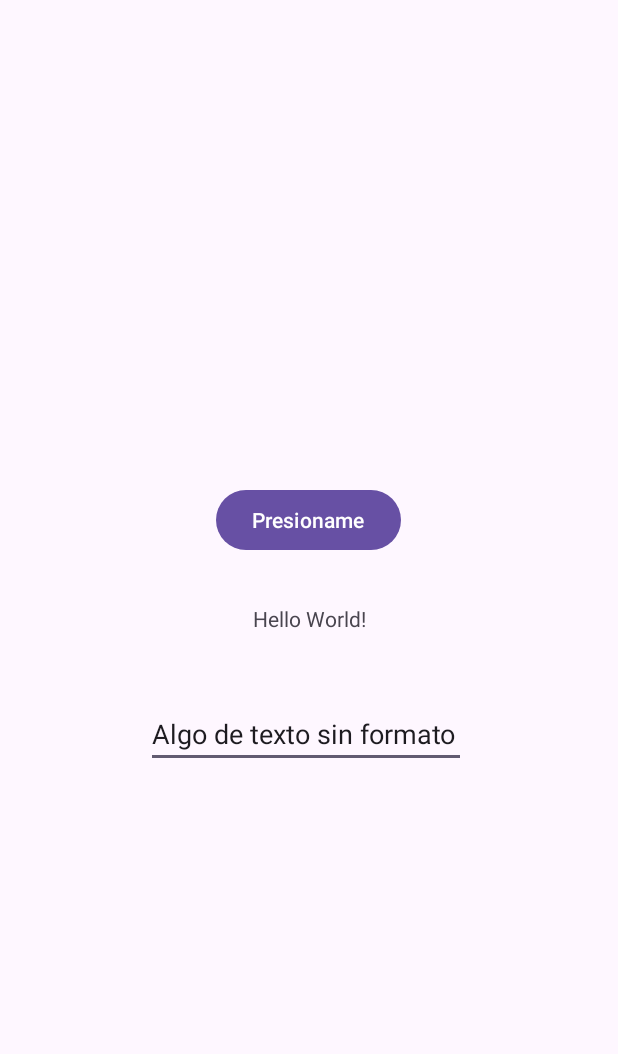
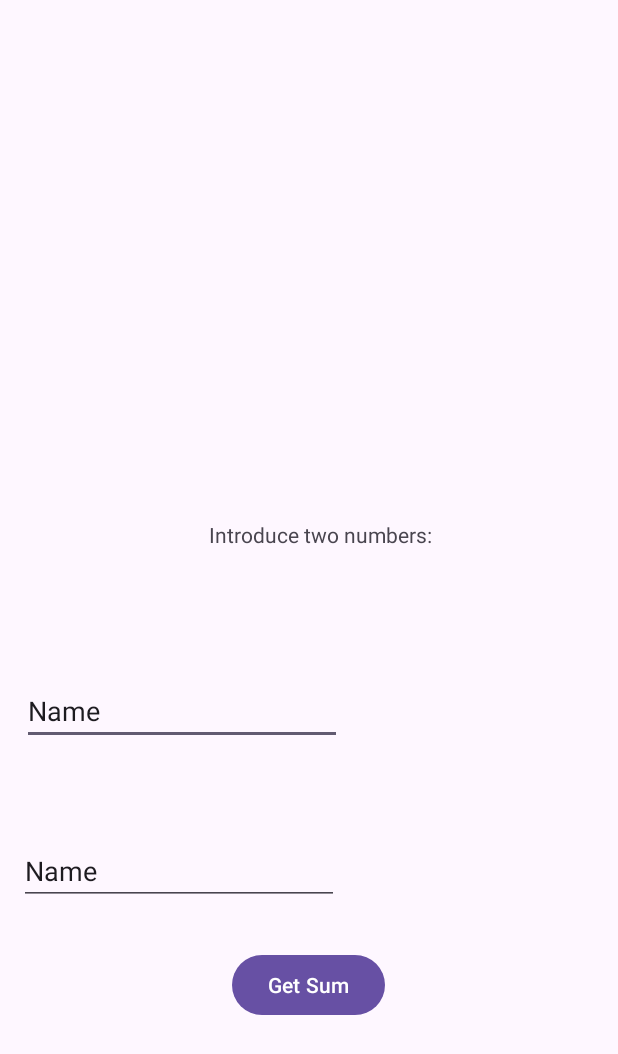
Before and after one commit to LarisaPantelimon/Pantelimon_Larisa_ActivitateDMC2025, an Android app: the screen it shows after launch (MainActivity), on a phone screen of 412 x 824 dp. Shown: the top 1054 px of the screen. Run offline under Robolectric (Android 15) with nearby library versions, the phone set to English and light mode, and no system bars.

Commit message:
Lab3 extra

```diff
--- a/Lab1/app/src/main/java/com/example/myapplication/MainActivity.java
+++ b/Lab1/app/src/main/java/com/example/myapplication/MainActivity.java
@@ -2,6 +2,7 @@ package com.example.myapplication;
 
 import android.os.Bundle;
 import android.view.View;
+import android.widget.EditText;
 import android.widget.TextView;
 
 import androidx.activity.EdgeToEdge;
@@ -11,11 +12,26 @@ import androidx.core.view.ViewCompat;
 import androidx.core.view.WindowInsetsCompat;
 
 public class MainActivity extends AppCompatActivity {
-    public void buttonClick(View v)
-    {
-        TextView tv = (TextView)findViewById(R.id.textView);
-        tv.setText(getString(R.string.NewText));
+    public void buttonClick(View v) {
+        EditText tv1 = (EditText) findViewById(R.id.editTextText2);
+        EditText tv2 = (EditText) findViewById(R.id.editTextText3);
+        TextView tv = (TextView) findViewById(R.id.textView2);
+
+        try {
+            String sTextFromET = tv1.getText().toString();
+            int nIntFromET = Integer.parseInt(sTextFromET);
+
+            String sTextFromET2 = tv2.getText().toString();
+            int nIntFromET2 = Integer.parseInt(sTextFromET2);
+
+            int suma = nIntFromET + nIntFromET2;
+
+            tv.setText(String.valueOf(suma));
+        } catch (NumberFormatException e) {
+            tv.setText();
+        }
     }
+
     @Override
     protected void onCreate(Bundle savedInstanceState) {
         super.onCreate(savedInstanceState);
--- a/Lab1/app/src/main/res/layout/activity_main.xml
+++ b/Lab1/app/src/main/res/layout/activity_main.xml
@@ -8,44 +8,79 @@
     tools:context=".MainActivity">
 
     <TextView
-        android:id="@+id/textView"
+        android:id="@+id/textView2"
         android:layout_width="wrap_content"
         android:layout_height="wrap_content"
-        android:text="Hello World!"
+        android:layout_marginStart="139dp"
+        android:layout_marginTop="300dp"
+        android:layout_marginEnd="124dp"
+        android:layout_marginBottom="412dp"
+        android:text="@string/app_name"
         app:layout_constraintBottom_toBottomOf="parent"
         app:layout_constraintEnd_toEndOf="parent"
         app:layout_constraintStart_toStartOf="parent"
         app:layout_constraintTop_toTopOf="parent" />
 
+    <EditText
+        android:id="@+id/editTextText2"
+        android:layout_width="wrap_content"
+        android:layout_height="wrap_content"
+        android:layout_marginStart="16dp"
+        android:layout_marginTop="51dp"
+        android:layout_marginEnd="186dp"
+        android:layout_marginBottom="18dp"
+        android:ems="10"
+        android:inputType="text"
+        android:text="Name"
+        app:layout_constraintBottom_toTopOf="@+id/editTextText3"
+        app:layout_constraintEnd_toEndOf="parent"
+        app:layout_constraintStart_toStartOf="parent"
+        app:layout_constraintTop_toBottomOf="@+id/textView2" />
+
+    <EditText
+        android:id="@+id/editTextText3"
+        android:layout_width="wrap_content"
+        android:layout_height="wrap_content"
+        android:layout_marginStart="15dp"
+        android:layout_marginTop="9dp"
+        android:layout_marginEnd="186dp"
+        android:layout_marginBottom="56dp"
+        android:ems="10"
+        android:inputType="text"
+        android:text="Name"
+        app:layout_constraintBottom_toTopOf="@+id/textView3"
+        app:layout_constraintEnd_toEndOf="parent"
+        app:layout_constraintHorizontal_bias="1.0"
+        app:layout_constraintStart_toStartOf="parent"
+        app:layout_constraintTop_toBottomOf="@+id/editTextText2" />
+
+    <TextView
+        android:id="@+id/textView3"
+        android:layout_width="4dp"
+        android:layout_height="12dp"
+        android:layout_marginStart="19dp"
+        android:layout_marginTop="17dp"
+        android:layout_marginEnd="334dp"
+        android:layout_marginBottom="68dp"
+        android:textAppearance="@style/TextAppearance.AppCompat.Display3"
+        app:layout_constraintBottom_toBottomOf="parent"
+        app:layout_constraintEnd_toEndOf="parent"
+        app:layout_constraintHorizontal_bias="0.0"
+        app:layout_constraintStart_toStartOf="parent"
+        app:layout_constraintTop_toBottomOf="@+id/editTextText3" />
+
     <Button
-        android:id="@+id/button"
+        android:id="@+id/button2"
         android:layout_width="wrap_content"
         android:layout_height="wrap_content"
         android:layout_marginStart="160dp"
-        android:layout_marginTop="299dp"
+        android:layout_marginTop="20dp"
         android:layout_marginEnd="161dp"
-        android:layout_marginBottom="9dp"
+        android:layout_marginBottom="134dp"
         android:onClick="buttonClick"
         android:text="@string/button_text"
-        app:layout_constraintBottom_toTopOf="@+id/textView"
-        app:layout_constraintEnd_toEndOf="parent"
-        app:layout_constraintStart_toStartOf="parent"
-        app:layout_constraintTop_toTopOf="parent" />
-
-    <EditText
-        android:id="@+id/editTextText"
-        android:layout_width="wrap_content"
-        android:layout_height="wrap_content"
-        android:layout_marginStart="99dp"
-        android:layout_marginTop="22dp"
-        android:layout_marginEnd="103dp"
-        android:layout_marginBottom="289dp"
-        android:ems="10"
-        android:inputType="text"
-        android:text="@string/PlainText"
         app:layout_constraintBottom_toBottomOf="parent"
         app:layout_constraintEnd_toEndOf="parent"
         app:layout_constraintStart_toStartOf="parent"
-        app:layout_constraintTop_toBottomOf="@+id/textView" />
-
+        app:layout_constraintTop_toBottomOf="@+id/editTextText3" />
 </androidx.constraintlayout.widget.ConstraintLayout>
--- a/Lab1/app/src/main/res/values/strings.xml
+++ b/Lab1/app/src/main/res/values/strings.xml
@@ -1,6 +1,6 @@
 <resources>
-    <string name="app_name">Mi solicitud</string>
-    <string name="button_text">Presioname</string>
-    <string name="PlainText">Algo de texto sin formato</string>
-    <string name="NewText">Bienvenido a Android</string>
+    <string name="app_name">Introduce two numbers:</string>
+    <string name="button_text">Get Sum</string>
+    <string name="PlainText">Error</string>
+    <string name="NewText">Welcome to Android</string>
 </resources>
```
Also changed, not shown: 1 other file.
